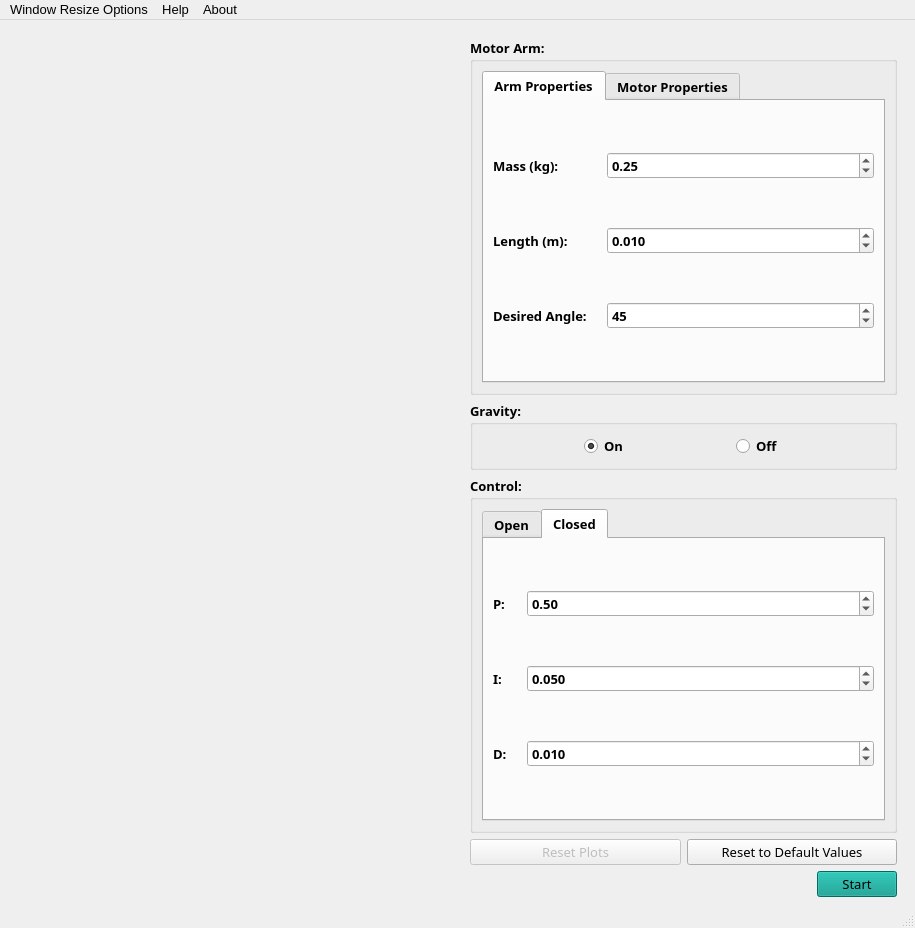
The window that MainWindow.ui (stirling-research-group/ENG100-Controls) describes before a commit, drawn with Qt 5.
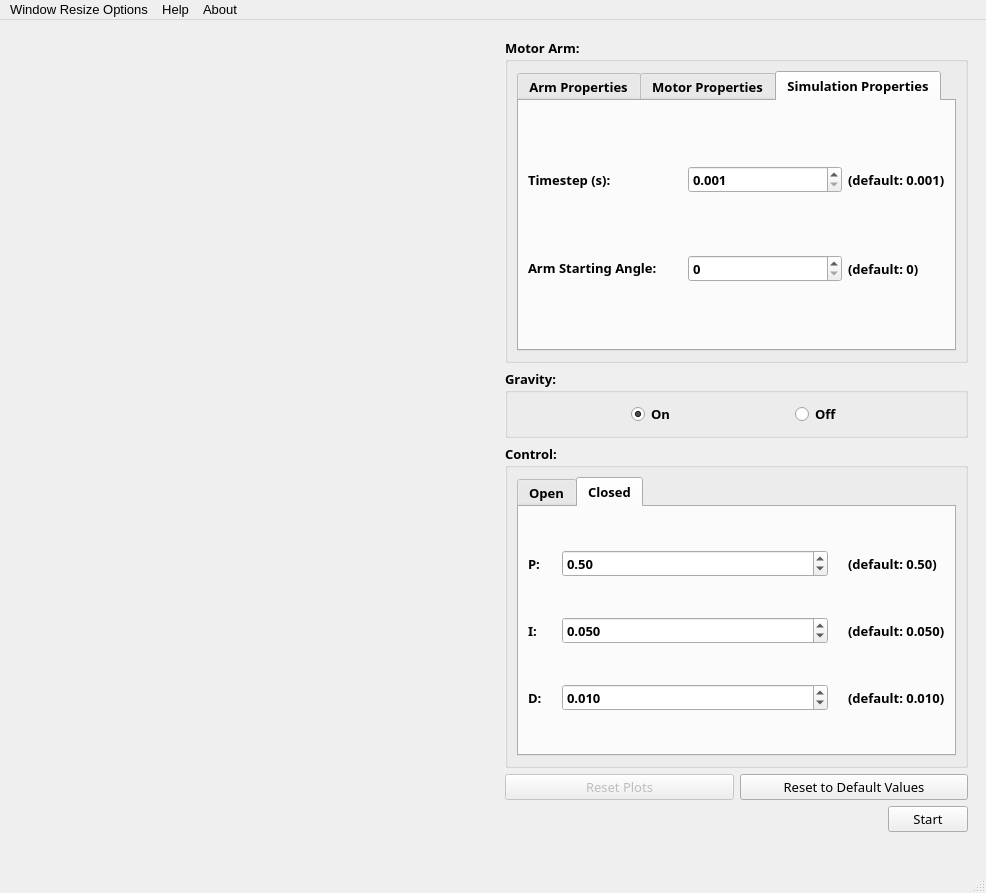
The same window after the commit. The open tabs and pages were chosen to show the change. Icons and pictures are not drawn.

Commit message: Added help window, finished connecting inputs so that they can be updated in real-time

Diff of the .ui file:
```diff
--- a/MainWindow.ui
+++ b/MainWindow.ui
@@ -6,8 +6,8 @@
    <rect>
     <x>0</x>
     <y>0</y>
-    <width>915</width>
-    <height>928</height>
+    <width>986</width>
+    <height>893</height>
    </rect>
   </property>
   <property name="font">
@@ -325,6 +325,172 @@
                 </property>
                </widget>
               </item>
+              <item row="0" column="1">
+               <widget class="QDoubleSpinBox" name="kiInput">
+                <property name="decimals">
+                 <number>3</number>
+                </property>
+                <property name="maximum">
+                 <double>999.000000000000000</double>
+                </property>
+                <property name="singleStep">
+                 <double>0.010000000000000</double>
+                </property>
+                <property name="value">
+                 <double>0.136000000000000</double>
+                </property>
+               </widget>
+              </item>
+              <item row="2" column="1">
+               <widget class="QDoubleSpinBox" name="bvInput">
+                <property name="decimals">
+                 <number>3</number>
+                </property>
+                <property name="maximum">
+                 <double>999.000000000000000</double>
+                </property>
+                <property name="singleStep">
+                 <double>0.001000000000000</double>
+                </property>
+                <property name="value">
+                 <double>0.020000000000000</double>
+                </property>
+               </widget>
+              </item>
+              <item row="0" column="2">
+               <widget class="QLabel" name="label_17">
+                <property name="sizePolicy">
+                 <sizepolicy hsizetype="Fixed" vsizetype="Preferred">
+                  <horstretch>0</horstretch>
+                  <verstretch>0</verstretch>
+                 </sizepolicy>
+                </property>
+                <property name="text">
+                 <string>(default: 0..136)</string>
+                </property>
+               </widget>
+              </item>
+              <item row="1" column="2">
+               <widget class="QLabel" name="label_18">
+                <property name="sizePolicy">
+                 <sizepolicy hsizetype="Fixed" vsizetype="Preferred">
+                  <horstretch>0</horstretch>
+                  <verstretch>0</verstretch>
+                 </sizepolicy>
+                </property>
+                <property name="text">
+                 <string>(default: 0.0030)</string>
+                </property>
+               </widget>
+              </item>
+              <item row="2" column="2">
+               <widget class="QLabel" name="label_19">
+                <property name="sizePolicy">
+                 <sizepolicy hsizetype="Fixed" vsizetype="Preferred">
+                  <horstretch>0</horstretch>
+                  <verstretch>0</verstretch>
+                 </sizepolicy>
+                </property>
+                <property name="text">
+                 <string>(default: 0.020)</string>
+                </property>
+               </widget>
+              </item>
+              <item row="3" column="2">
+               <widget class="QLabel" name="label_20">
+                <property name="sizePolicy">
+                 <sizepolicy hsizetype="Fixed" vsizetype="Preferred">
+                  <horstretch>0</horstretch>
+                  <verstretch>0</verstretch>
+                 </sizepolicy>
+                </property>
+                <property name="text">
+                 <string>(default: 0.00051)</string>
+                </property>
+               </widget>
+              </item>
+             </layout>
+            </widget>
+            <widget class="QWidget" name="SimulationPropertiesTab">
+             <attribute name="title">
+              <string>Simulation Properties</string>
+             </attribute>
+             <layout class="QGridLayout" name="gridLayout_7">
+              <item row="0" column="1">
+               <widget class="QDoubleSpinBox" name="timestepInput">
+                <property name="decimals">
+                 <number>3</number>
+                </property>
+                <property name="minimum">
+                 <double>0.001000000000000</double>
+                </property>
+                <property name="singleStep">
+                 <double>0.001000000000000</double>
+                </property>
+               </widget>
+              </item>
+              <item row="1" column="0">
+               <widget class="QLabel" name="label_26">
+                <property name="sizePolicy">
+                 <sizepolicy hsizetype="Preferred" vsizetype="Fixed">
+                  <horstretch>0</horstretch>
+                  <verstretch>0</verstretch>
+                 </sizepolicy>
+                </property>
+                <property name="text">
+                 <string>Arm Starting Angle:</string>
+                </property>
+               </widget>
+              </item>
+              <item row="0" column="0">
+               <widget class="QLabel" name="label_13">
+                <property name="text">
+                 <string>Timestep (s):</string>
+                </property>
+               </widget>
+              </item>
+              <item row="1" column="1">
+               <widget class="QDoubleSpinBox" name="startAngleInput">
+                <property name="decimals">
+                 <number>0</number>
+                </property>
+                <property name="maximum">
+                 <double>360.000000000000000</double>
+                </property>
+                <property name="singleStep">
+                 <double>5.000000000000000</double>
+                </property>
+                <property name="value">
+                 <double>0.000000000000000</double>
+                </property>
+               </widget>
+              </item>
+              <item row="0" column="2">
+               <widget class="QLabel" name="label_27">
+                <property name="sizePolicy">
+                 <sizepolicy hsizetype="Fixed" vsizetype="Preferred">
+                  <horstretch>0</horstretch>
+                  <verstretch>0</verstretch>
+                 </sizepolicy>
+                </property>
+                <property name="text">
+                 <string>(default: 0.001)</string>
+                </property>
+               </widget>
+              </item>
+              <item row="1" column="2">
+               <widget class="QLabel" name="label_28">
+                <property name="sizePolicy">
+                 <sizepolicy hsizetype="Fixed" vsizetype="Preferred">
+                  <horstretch>0</horstretch>
+                  <verstretch>0</verstretch>
+                 </sizepolicy>
+                </property>
+                <property name="text">
+                 <string>(default: 0)</string>
+                </property>
+               </widget>
+              </item>
              </layout>
             </widget>
            </widget>
@@ -561,6 +727,45 @@
                 </property>
                </widget>
               </item>
+              <item row="0" column="2">
+               <widget class="QLabel" name="label_23">
+                <property name="sizePolicy">
+                 <sizepolicy hsizetype="Fixed" vsizetype="Preferred">
+                  <horstretch>0</horstretch>
+                  <verstretch>0</verstretch>
+                 </sizepolicy>
+                </property>
+                <property name="text">
+                 <string>(default: 0.50)</string>
+                </property>
+               </widget>
+              </item>
+              <item row="1" column="2">
+               <widget class="QLabel" name="label_24">
+                <property name="sizePolicy">
+                 <sizepolicy hsizetype="Fixed" vsizetype="Preferred">
+                  <horstretch>0</horstretch>
+                  <verstretch>0</verstretch>
+                 </sizepolicy>
+                </property>
+                <property name="text">
+                 <string>(default: 0.050)</string>
+                </property>
+               </widget>
+              </item>
+              <item row="2" column="2">
+               <widget class="QLabel" name="label_25">
+                <property name="sizePolicy">
+                 <sizepolicy hsizetype="Fixed" vsizetype="Preferred">
+                  <horstretch>0</horstretch>
+                  <verstretch>0</verstretch>
+                 </sizepolicy>
+                </property>
+                <property name="text">
+                 <string>(default: 0.010)</string>
+                </property>
+               </widget>
+              </item>
              </layout>
             </widget>
            </widget>
@@ -597,11 +802,11 @@
          <property name="formAlignment">
           <set>Qt::AlignRight|Qt::AlignTop|Qt::AlignTrailing</set>
          </property>
+         <property name="bottomMargin">
+          <number>30</number>
+         </property>
          <item row="0" column="0">
           <widget class="QPushButton" name="StartStopSimulation">
-           <property name="styleSheet">
-            <string notr="true">background: #009688;</string>
-           </property>
            <property name="text">
             <string>Start</string>
            </property>
@@ -649,8 +854,8 @@
     <rect>
      <x>0</x>
      <y>0</y>
-     <width>915</width>
-     <height>23</height>
+     <width>986</width>
+     <height>21</height>
     </rect>
    </property>
    <widget class="QMenu" name="menuWindow_Resize_Options">
```
Left out of the diff: 233 changed lines with no effect on the pictures. The commit also changes 16 other files.
